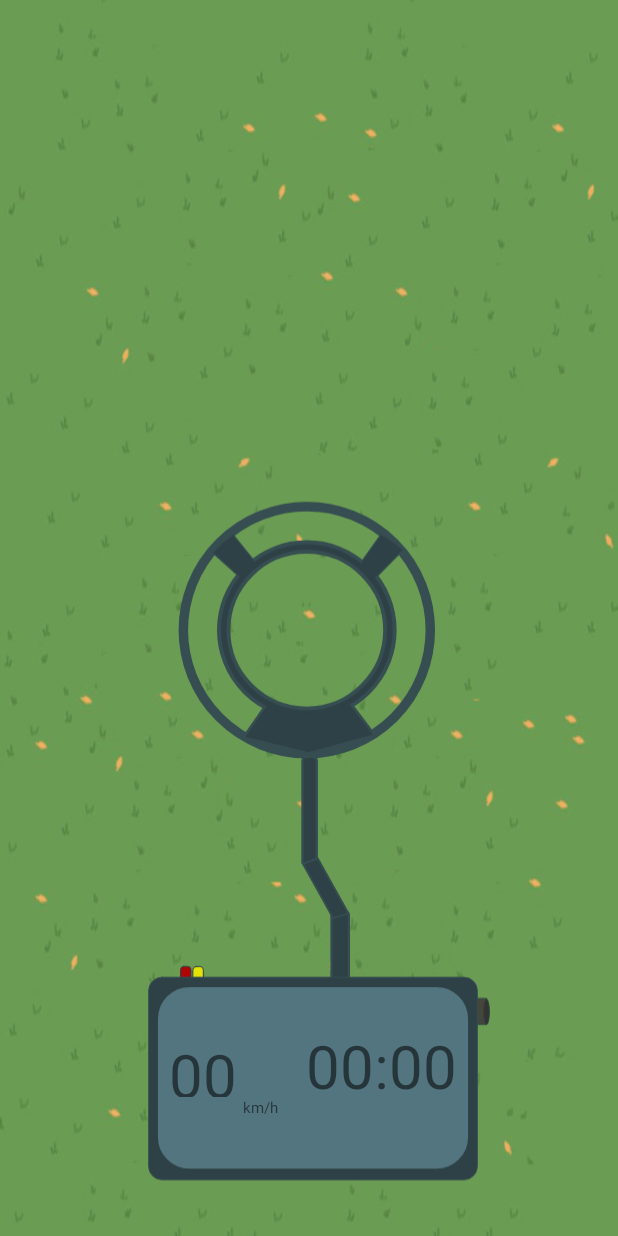
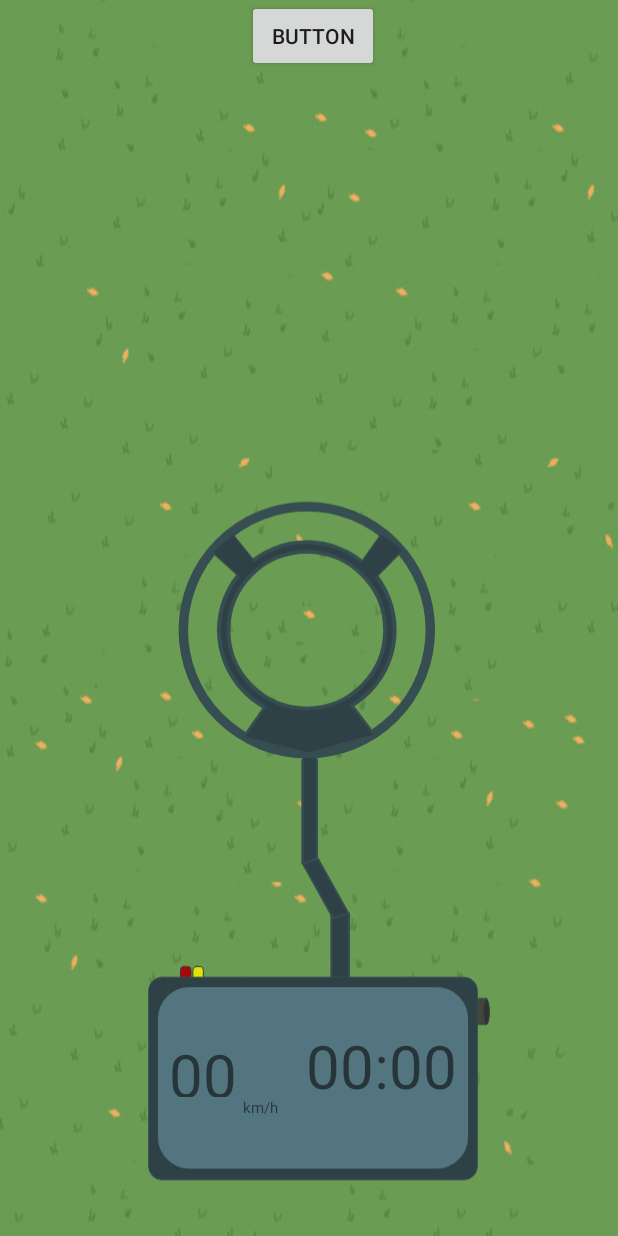
Before and after one commit to oriamd/TreasureHunt, an Android app: the layout activity_game.xml on its own in the app's theme, with its tools: preview values and no code run, on a phone screen of 412 x 824 dp. Run offline under Robolectric (Android 15) with nearby library versions, the phone set to English and light mode, and no system bars.

```diff
--- a/app/src/main/AndroidManifest.xml
+++ b/app/src/main/AndroidManifest.xml
@@ -19,7 +19,9 @@
                 <category android:name="android.intent.category.LAUNCHER" />
             </intent-filter>
         </activity>
-        <activity android:name=".GameActivity"></activity>
+        <activity android:name=".GameActivity" />
+        <activity android:name=".WinActivity"
+            android:theme="@style/AppTheme.noActionBar.popUp"></activity>
     </application>
 
 </manifest>
--- a/app/src/main/java/com/example/ori/treasurehunt/MainActivity.java
+++ b/app/src/main/java/com/example/ori/treasurehunt/MainActivity.java
@@ -1,6 +1,7 @@
 package com.example.ori.treasurehunt;
 
 import android.content.Intent;
+import android.support.constraint.ConstraintLayout;
 import android.support.v7.app.AppCompatActivity;
 import android.os.Bundle;
 import android.view.View;
@@ -15,6 +16,8 @@ public class MainActivity extends AppCompatActivity {
     protected void onCreate(Bundle savedInstanceState) {
         super.onCreate(savedInstanceState);
         setContentView(R.layout.activity_main);
+
+
     }
 
 
--- a/app/src/main/res/layout/activity_game.xml
+++ b/app/src/main/res/layout/activity_game.xml
@@ -37,7 +37,7 @@
         android:layout_width="49dp"
         android:layout_height="42dp"
         android:id="@+id/speed"
-        android:textSize="40dp"
+        android:textSize="40sp"
             app:layout_constraintTop_toTopOf="parent"
             app:layout_constraintBottom_toBottomOf="parent"
             app:layout_constraintLeft_toLeftOf="parent" />
@@ -46,7 +46,7 @@
             android:text="@string/speed_unit"
             android:layout_width="wrap_content"
             android:layout_height="wrap_content"
-            android:textSize="10dp"
+            android:textSize="10sp"
             android:id="@+id/speedunit"
             app:layout_constraintTop_toBottomOf="@+id/speed"
             app:layout_constraintLeft_toRightOf="@+id/speed" />
@@ -56,11 +56,20 @@
             android:layout_width="wrap_content"
             android:layout_height="wrap_content"
             android:id="@+id/time"
-            android:textSize="40dp"
+            android:textSize="40sp"
             app:layout_constraintTop_toTopOf="parent"
             app:layout_constraintBottom_toBottomOf="parent"
             app:layout_constraintRight_toRightOf="parent" />
 
     </android.support.constraint.ConstraintLayout>
 
+    <Button
+        android:text="Button"
+        android:layout_width="wrap_content"
+        android:layout_height="wrap_content"
+        tools:layout_editor_absoluteY="221dp"
+        android:id="@+id/button"
+        app:layout_constraintRight_toRightOf="@+id/imageView"
+        app:layout_constraintLeft_toLeftOf="@+id/imageView" />
+
 </android.support.constraint.ConstraintLayout>
--- a/app/src/main/res/values/styles.xml
+++ b/app/src/main/res/values/styles.xml
@@ -13,5 +13,8 @@
         <item name="windowNoTitle">true</item>
     </style>
 
+    <style name="AppTheme.noActionBar.popUp">
+        <item name="android:windowIsTranslucent">true</item>
 
+    </style>
 </resources>
```
Also changed, not shown: app/src/main/java/com/example/ori/treasurehunt/WinActivity.java (added, +170 -0 lines), app/src/main/java/com/example/ori/treasurehunt/gameActivity.java (+13 -0 lines), app/src/main/res/layout/activity_win.xml (added, +26 -0 lines), app/src/main/ic_launcher-web.png (added), app/src/main/res/mipmap-hdpi/ic_launcher.png, app/src/main/res/mipmap-mdpi/ic_launcher.png, app/src/main/res/mipmap-xhdpi/ic_launcher.png, app/src/main/res/mipmap-xxhdpi/ic_launcher.png, app/src/main/res/mipmap-xxxhdpi/ic_launcher.png.
